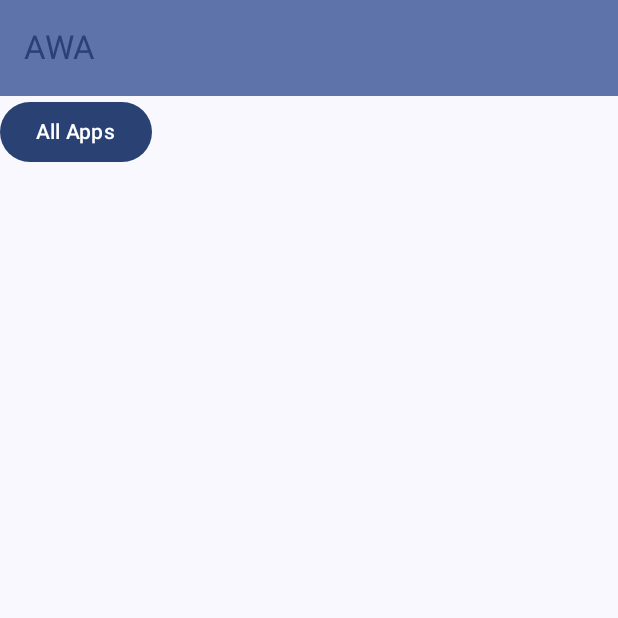
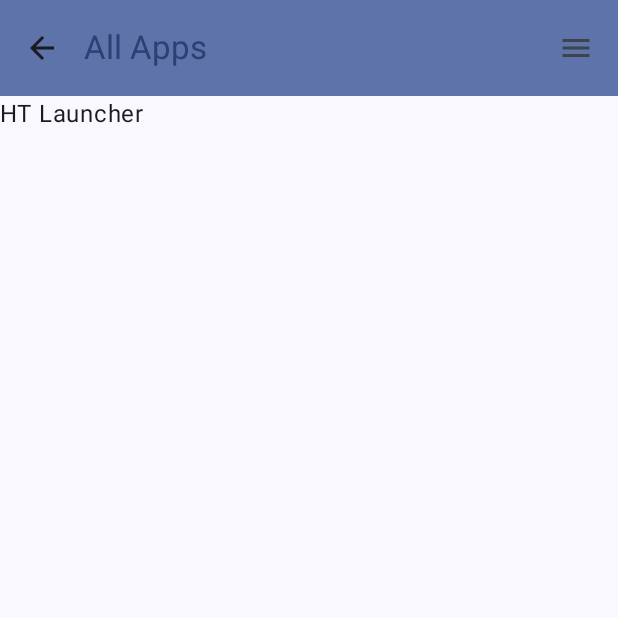
Before and after one commit to Perkedel/HTLauncher, an Android app built with Jetpack Compose: the screen it shows after launch (MainActivity), after a tap on "All Apps", on a phone screen of 412 x 824 dp, the top half of it. Run offline under Robolectric (Android 15) with nearby library versions, the light colour scheme and no system bars.

Commit message:
[skip ci]

```diff
--- a/app/src/main/java/com/perkedel/htlauncher/Navigation.kt
+++ b/app/src/main/java/com/perkedel/htlauncher/Navigation.kt
@@ -1,12 +1,21 @@
 package com.perkedel.htlauncher
 
+import android.content.pm.PackageManager
 import androidx.compose.foundation.layout.Arrangement
 import androidx.compose.foundation.layout.Column
 import androidx.compose.foundation.layout.fillMaxSize
 import androidx.compose.foundation.layout.padding
 import androidx.compose.foundation.lazy.LazyColumn
+import androidx.compose.foundation.lazy.items
+import androidx.compose.material.icons.Icons
+import androidx.compose.material.icons.automirrored.filled.ArrowBack
+import androidx.compose.material.icons.filled.ArrowBack
+import androidx.compose.material.icons.filled.Menu
+import androidx.compose.material.icons.filled.MoreVert
 import androidx.compose.material3.Button
 import androidx.compose.material3.ExperimentalMaterial3Api
+import androidx.compose.material3.Icon
+import androidx.compose.material3.IconButton
 import androidx.compose.material3.MaterialTheme
 import androidx.compose.material3.Scaffold
 import androidx.compose.material3.Text
@@ -20,23 +29,57 @@
 import androidx.compose.runtime.setValue
 import androidx.compose.ui.Alignment
 import androidx.compose.ui.Modifier
+import androidx.compose.ui.res.stringResource
 import androidx.compose.ui.unit.dp
 import androidx.navigation.NavController
+import androidx.navigation.NavHostController
 import androidx.navigation.compose.NavHost
 import androidx.navigation.compose.composable
+import androidx.navigation.compose.currentBackStackEntryAsState
 import androidx.navigation.compose.rememberNavController
 import com.perkedel.htlauncher.ui.theme.HTLauncherTheme
+import android.content.Context;
+import androidx.compose.ui.platform.LocalContext
 
 @Composable
-fun Navigation(){
+fun Navigation(
+    navController: NavHostController = rememberNavController()
+){
     // https://youtu.be/4gUeyNkGE3g
-    val navController = rememberNavController()
-    NavHost(navController = navController, startDestination = Screen.HomeScreen.route){
-        composable(route = Screen.HomeScreen.route) {
-            HomeScreen(navController = navController)
+    // https://github.com/philipplackner/NavigationMultiModule
+    val backStackEntry by navController.currentBackStackEntryAsState()
+    val currentScreen = Screen.valueOf(
+        backStackEntry?.destination?.route ?: Screen.HomeScreen.name
+    )
+    val hideTopBar:Boolean = false
+    Scaffold (
+        topBar = {
+            HTAppBar(
+                currentScreen = currentScreen,
+                canNavigateBack =navController.previousBackStackEntry != null,
+                navigateUp = {navController.navigateUp()},
+//                hideIt = hideTopBar
+                hideIt = navController.previousBackStackEntry == null
+            )
+        }
+
+    ) { innerPadding ->
+//        val uiState by viewModel.uiState.collectAsState()
+        NavHost(
+            navController = navController,
+            startDestination = Screen.HomeScreen.name,
+            modifier = Modifier.padding(innerPadding),
+            ) {
+            composable(route = Screen.HomeScreen.name) {
+                HomeScreen(
+                    navController = navController,
+                    onAllAppButtonClicked = {
+                        navController.navigate(Screen.AllAppsScreen.name)
+                    }
+                )
             }
             composable(
-            route = Screen.AllAppsScreen.route,
+                route = Screen.AllAppsScreen.name,
 
                 ) {
                 AllAppsScreen(navController = navController)
@@ -44,31 +87,80 @@
         }
     }
 
+}
+
 @OptIn(ExperimentalMaterial3Api::class)
 @Composable
-fun HomeScreen(navController: NavController?){
-    val text by remember {
-        mutableStateOf("")
-    }
-    Scaffold(
-        modifier = Modifier.fillMaxSize(),
-        topBar = {
+fun HTAppBar(
+    currentScreen: Screen,
+    canNavigateBack: Boolean = false,
+    navigateUp: () -> Unit = {},
+    hideIt:Boolean = false,
+    modifier: Modifier = Modifier
+){
+    // https://developer.android.com/codelabs/basic-android-kotlin-compose-navigation#8
+    if (hideIt) {
+//        a
+
+    } else {
         TopAppBar(
-                title = { Text("AWA") },
+            title = { Text(stringResource(currentScreen.title)) },
             colors = topAppBarColors(
                 containerColor = MaterialTheme.colorScheme.primaryContainer,
                 titleContentColor = MaterialTheme.colorScheme.primary,
             ),
+            modifier = modifier,
+            navigationIcon = {
+                if (canNavigateBack) {
+                    IconButton(onClick = navigateUp) {
+                        Icon(
+                            imageVector = Icons.AutoMirrored.Filled.ArrowBack,
+                            contentDescription = stringResource(R.string.back_button)
                         )
                     }
-    ) { innerPadding ->
+                }
+            },
+            actions = {
+                IconButton(
+                    onClick = {
+
+                    }
+                ) {
+                    Icon(
+                        imageVector = Icons.Filled.Menu,
+                        contentDescription = "Menu"
+                    )
+                }
+            }
+        )
+    }
+}
+
+private fun setShowTopBar(into:Boolean = true,handover:()->Boolean){
+
+}
+
+private fun getAllApps(){
+
+}
+
+@OptIn(ExperimentalMaterial3Api::class)
+@Composable
+fun HomeScreen(
+    navController: NavController?,
+    onAllAppButtonClicked: () -> Unit?,
+    hideTopBar:Boolean? = true,
+    modifier: Modifier = Modifier
+    ){
     Column(
-            modifier = Modifier.padding(innerPadding),
+        modifier = modifier,
         verticalArrangement = Arrangement.spacedBy(16.dp)
     ) {
         Button(
             onClick = {
-                    navController?.navigate(Screen.AllAppsScreen)
+//                    navController?.navigate(Screen.AllAppsScreen)
+//                navController?.navigate(Screen.AllAppsScreen.name)
+                onAllAppButtonClicked()
             },
             modifier = Modifier.align(Alignment.End)
         ) {
@@ -76,28 +168,31 @@
         }
     }
 }
-}
+
 
 @OptIn(ExperimentalMaterial3Api::class)
 @Composable
-fun AllAppsScreen(navController: NavController?){
-    Scaffold(
-        modifier = Modifier.fillMaxSize(),
-        topBar = {
-            TopAppBar(
-                title = { Text("All Apps") },
-                colors = topAppBarColors(
-                    containerColor = MaterialTheme.colorScheme.primaryContainer,
-                    titleContentColor = MaterialTheme.colorScheme.primary,
-                ),
-            )
-        }
-    ) { innerPadding ->
-        Column(
-            modifier = Modifier.padding(innerPadding),
+fun AllAppsScreen(
+    navController: NavController?,
+
+){
+    // https://stackoverflow.com/questions/64377518/how-to-initialize-or-access-packagemanager-out-from-coroutinecontext
+    // https://www.geeksforgeeks.org/different-ways-to-get-list-of-all-apps-installed-in-your-android-phone/
+    val context = LocalContext.current
+//    val pm:PackageManager = getPackageManager()
+    val pm:PackageManager = context.packageManager
+//    val pm:PackageManager = context.getApp
+    val packList = pm.getInstalledPackages(0)
+    LazyColumn(
         verticalArrangement = Arrangement.spacedBy(16.dp)
     ) {
-
+//        Text("HAI ALL")
+//        items(5){
+//            Text("HAH ${it}")
+//        }
+//        pm.getInstalledPackages(0)
+        items(packList.size){
+            Text("${packList.get(it).applicationInfo.loadLabel(pm)}")
         }
     }
 }
--- a/app/src/main/java/com/perkedel/htlauncher/Screen.kt
+++ b/app/src/main/java/com/perkedel/htlauncher/Screen.kt
@@ -1,18 +1,25 @@
 package com.perkedel.htlauncher
 
+import androidx.annotation.StringRes
 import androidx.navigation.NavArgs
 
-sealed class Screen (val route:String) {
-    object HomeScreen : Screen("home")
-    object AllAppsScreen : Screen("all_apps")
-    object ConfigurationScreen : Screen("configuration")
+//sealed class Screen (val route:String) {
+//    data object HomeScreen : Screen("home")
+//    data object AllAppsScreen : Screen("all_apps")
+//    data object ConfigurationScreen : Screen("configuration")
+//
+//    fun withArgs(vararg args: String):String {
+//        return buildString {
+//            append(route)
+//            args.forEach { arg ->
+//                append("/$arg")
+//            }
+//        }
+//    }
+//}
 
-    fun withArgs(vararg args: String):String {
-        return buildString {
-            append(route)
-            args.forEach { arg ->
-                append("/$arg")
-            }
-        }
-    }
+enum class Screen (@StringRes val title: Int){
+    HomeScreen(title = R.string.app_name),
+    AllAppsScreen(title = R.string.all_apps),
+    ConfigurationScreen(title = R.string.configuration_screen),
 }
--- a/app/src/main/res/values/strings.xml
+++ b/app/src/main/res/values/strings.xml
@@ -13,6 +13,12 @@
     <string name="buy_1">Buy and Own</string>
     <string name="buy_2">AT $9.99</string>
     <string name="movie">Movie</string>
+
+    <!--  Home Screen  -->
+    <string name="home_screen">Home</string>
+    <string name="all_apps">All Apps</string>
+    <string name="configuration_screen">Configuration</string>
+    <string name="back_button">Back</string>
 
     <!-- Error messages -->
     <string name="error_fragment_message">An error occurred</string>
```
Also changed, not shown: app/build.gradle.kts (+6 -1 lines), app/src/main/AndroidManifest.xml (+14 -16 lines), app/src/main/java/com/perkedel/htlauncher/AllApps.kt (deleted, +0 -100 lines), app/src/main/java/com/perkedel/htlauncher/MainActivity.kt (+3 -44 lines), app/src/main/java/com/perkedel/htlauncher/Nava.kt (deleted, +0 -58 lines). Lines whose indentation alone changed are shown as unchanged.
